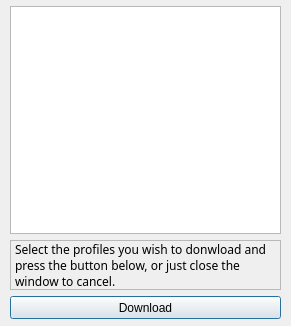
Qt form clouddialog.ui (barbosaMatheus/USR_Coffee_Profiles) before a commit.
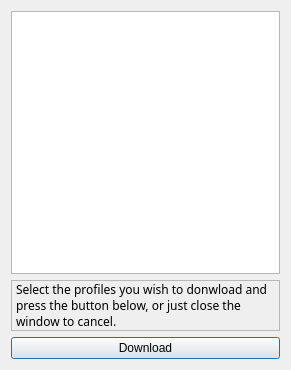
The same form after that commit.

Commit message: Changed the GUI for the table, changed the order of table columns. Added a feature to allow table editing by pressing enter on the value box. Added splash screen. Changed application name and added image background to profiles list. Also changed profiles list lable from "Current Profiles" to "Offline Profiles" which is more appropriate now.

```diff
--- a/clouddialog.ui
+++ b/clouddialog.ui
@@ -7,44 +7,18 @@
     <x>0</x>
     <y>0</y>
     <width>291</width>
-    <height>326</height>
+    <height>370</height>
    </rect>
   </property>
   <property name="windowTitle">
    <string>Dialog</string>
   </property>
-  <widget class="QPushButton" name="download_button">
-   <property name="geometry">
-    <rect>
-     <x>10</x>
-     <y>296</y>
-     <width>271</width>
-     <height>23</height>
-    </rect>
-   </property>
-   <property name="text">
-    <string>Download</string>
-   </property>
-  </widget>
-  <widget class="QListView" name="cloud_list">
-   <property name="geometry">
-    <rect>
-     <x>10</x>
-     <y>6</y>
-     <width>271</width>
-     <height>228</height>
-    </rect>
-   </property>
-  </widget>
+  <layout class="QVBoxLayout" name="verticalLayout">
+   <item>
+    <widget class="QListView" name="cloud_list"/>
+   </item>
+   <item>
   <widget class="QLabel" name="label">
-   <property name="geometry">
-    <rect>
-     <x>10</x>
-     <y>240</y>
-     <width>271</width>
-     <height>50</height>
-    </rect>
-   </property>
    <property name="font">
     <font>
      <family>Book Antiqua</family>
@@ -67,6 +41,15 @@
     <bool>true</bool>
    </property>
   </widget>
+   </item>
+   <item>
+    <widget class="QPushButton" name="download_button">
+     <property name="text">
+      <string>Download</string>
+     </property>
+    </widget>
+   </item>
+  </layout>
  </widget>
  <resources/>
  <connections/>
```
Lines whose indentation alone changed are shown as unchanged. The commit also changes 7 other files.
